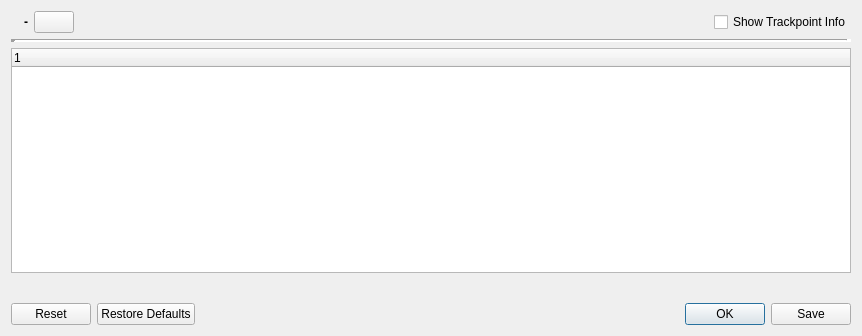
Before: the Qt Designer form src/qmapshack/gis/trk/IFitDataDialog.ui in kkarsten62/qmapshack, drawn with Qt 5.
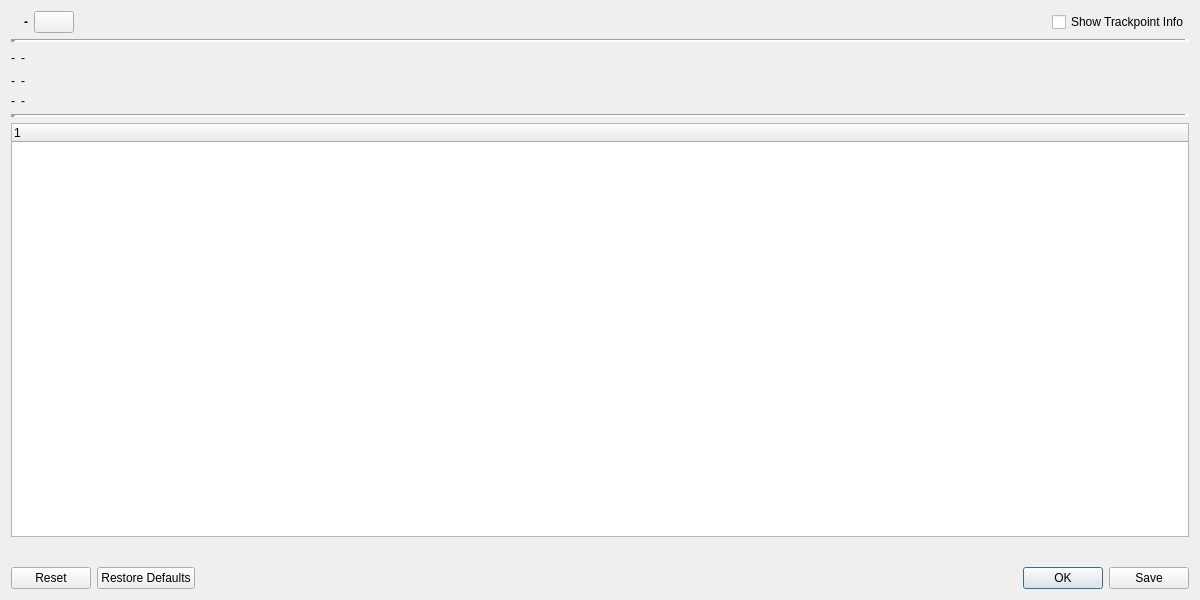
After: the same form once the commit is applied. Icons and pictures are not drawn.

Commit message:
First adaptation of FitDataDialog
- Put FTP, IF and TSS above the lap table
- serialization for FTP, IF and TSS
- Add timerStart to the lap table

Changes to be committed:
	modified:   src/qmapshack/gis/fit2/CFit2Project.cpp
	modified:   src/qmapshack/gis/qms/serialization.cpp
	modified:   src/qmapshack/gis/trk/CFitData.cpp
	modified:   src/qmapshack/gis/trk/CFitData.h
	modified:   src/qmapshack/gis/trk/CFitDataDialog.cpp
	modified:   src/qmapshack/gis/trk/CFitDataDialog.h
	modified:   src/qmapshack/gis/trk/IFitDataDialog.ui

Patch:
```diff
--- a/src/qmapshack/gis/trk/IFitDataDialog.ui
+++ b/src/qmapshack/gis/trk/IFitDataDialog.ui
@@ -6,15 +6,15 @@
    <rect>
     <x>0</x>
     <y>0</y>
-    <width>862</width>
-    <height>336</height>
+    <width>1200</width>
+    <height>600</height>
    </rect>
   </property>
   <property name="windowTitle">
    <string>Show FIT data</string>
   </property>
   <layout class="QGridLayout" name="gridLayout">
-   <item row="4" column="0">
+   <item row="6" column="0">
     <widget class="QDialogButtonBox" name="buttonBox">
      <property name="toolTip">
       <string/>
@@ -27,15 +27,64 @@
      </property>
     </widget>
    </item>
-   <item row="1" column="0">
-    <widget class="Line" name="line_3">
-     <property name="lineWidth">
-      <number>5</number>
-     </property>
-     <property name="orientation">
-      <enum>Qt::Horizontal</enum>
-     </property>
-    </widget>
+   <item row="2" column="0">
+    <layout class="QGridLayout" name="gridLayout_3">
+     <item row="1" column="0">
+      <widget class="QLabel" name="labelIf">
+       <property name="text">
+        <string>-</string>
+       </property>
+      </widget>
+     </item>
+     <item row="2" column="1">
+      <widget class="QLabel" name="labelTssValue">
+       <property name="text">
+        <string>-</string>
+       </property>
+      </widget>
+     </item>
+     <item row="0" column="1">
+      <widget class="QLabel" name="labelFtoValue">
+       <property name="text">
+        <string>-</string>
+       </property>
+      </widget>
+     </item>
+     <item row="0" column="0">
+      <widget class="QLabel" name="labelFto">
+       <property name="text">
+        <string>-</string>
+       </property>
+      </widget>
+     </item>
+     <item row="1" column="1">
+      <widget class="QLabel" name="labelIfValue">
+       <property name="text">
+        <string>-</string>
+       </property>
+      </widget>
+     </item>
+     <item row="2" column="0">
+      <widget class="QLabel" name="labelTss">
+       <property name="text">
+        <string>-</string>
+       </property>
+      </widget>
+     </item>
+     <item row="0" column="2">
+      <spacer name="horizontalSpacer_2">
+       <property name="orientation">
+        <enum>Qt::Orientation::Horizontal</enum>
+       </property>
+       <property name="sizeHint" stdset="0">
+        <size>
+         <width>40</width>
+         <height>20</height>
+        </size>
+       </property>
+      </spacer>
+     </item>
+    </layout>
    </item>
    <item row="0" column="0">
     <layout class="QHBoxLayout" name="horizontalLayout_2">
@@ -105,7 +154,7 @@
      </item>
     </layout>
    </item>
-   <item row="2" column="0">
+   <item row="4" column="0">
     <widget class="QTreeWidget" name="treeTable">
      <column>
       <property name="text">
@@ -114,7 +163,17 @@
      </column>
     </widget>
    </item>
-   <item row="3" column="0">
+   <item row="1" column="0">
+    <widget class="Line" name="line_3">
+     <property name="lineWidth">
+      <number>5</number>
+     </property>
+     <property name="orientation">
+      <enum>Qt::Orientation::Horizontal</enum>
+     </property>
+    </widget>
+   </item>
+   <item row="5" column="0">
     <widget class="QWidget" name="widgetHeaderCb" native="true">
      <layout class="QGridLayout" name="gridLayout_2">
       <item row="0" column="0">
@@ -123,6 +182,16 @@
      </layout>
     </widget>
    </item>
+   <item row="3" column="0">
+    <widget class="Line" name="line">
+     <property name="lineWidth">
+      <number>5</number>
+     </property>
+     <property name="orientation">
+      <enum>Qt::Orientation::Horizontal</enum>
+     </property>
+    </widget>
+   </item>
   </layout>
  </widget>
  <tabstops>
```
Left out of the diff: 11 changed lines with no effect on the pictures. The commit also changes 6 other files.
